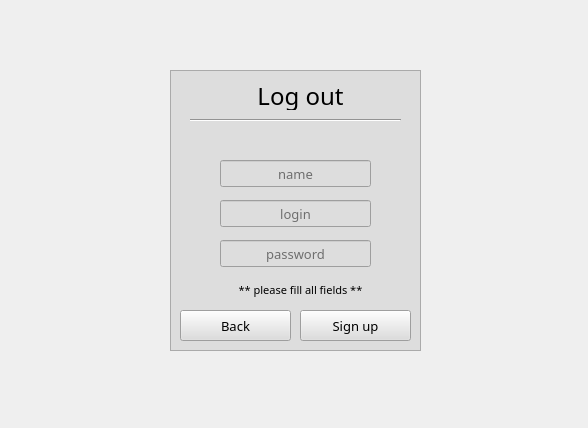
Old version of the form logpage.ui in the repository prplV/cookbook.
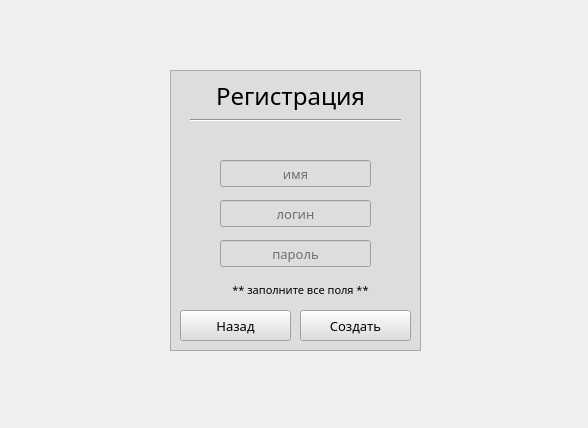
New version of the form.

Patch:
```diff
--- a/logpage.ui
+++ b/logpage.ui
@@ -50,11 +50,11 @@
      <property name="font">
       <font>
        <family>Source Code Pro</family>
-       <pointsize>18</pointsize>
+       <pointsize>14</pointsize>
       </font>
      </property>
      <property name="text">
-      <string>Welcome</string>
+      <string>Добро пожаловать</string>
      </property>
      <property name="alignment">
       <set>Qt::AlignCenter</set>
@@ -76,7 +76,7 @@
       </font>
      </property>
      <property name="text">
-      <string>Log in</string>
+      <string>Войти</string>
      </property>
     </widget>
     <widget class="QPushButton" name="log_out_btn">
@@ -95,7 +95,7 @@
       </font>
      </property>
      <property name="text">
-      <string>Sign up</string>
+      <string>Я - новичок</string>
      </property>
     </widget>
     <widget class="Line" name="line">
@@ -130,7 +130,7 @@
       <set>Qt::AlignCenter</set>
      </property>
      <property name="placeholderText">
-      <string>login</string>
+      <string>логин</string>
      </property>
     </widget>
     <widget class="QLineEdit" name="passw_lineEdit">
@@ -161,7 +161,7 @@
       <set>Qt::AlignCenter</set>
      </property>
      <property name="placeholderText">
-      <string>password</string>
+      <string>пароль</string>
      </property>
     </widget>
     <widget class="QLabel" name="errorHandler">
@@ -232,7 +232,7 @@
      <widget class="QLabel" name="h1_2">
       <property name="geometry">
        <rect>
-        <x>30</x>
+        <x>20</x>
         <y>10</y>
         <width>201</width>
         <height>31</height>
@@ -245,7 +245,7 @@
        </font>
       </property>
       <property name="text">
-       <string>Log out</string>
+       <string>Регистрация</string>
       </property>
       <property name="alignment">
        <set>Qt::AlignCenter</set>
@@ -270,7 +270,7 @@
        <string notr="true"/>
       </property>
       <property name="text">
-       <string>** please fill all fields **</string>
+       <string>** заполните все поля **</string>
       </property>
       <property name="alignment">
        <set>Qt::AlignCenter</set>
@@ -292,7 +292,7 @@
        </font>
       </property>
       <property name="text">
-       <string>Back</string>
+       <string>Назад</string>
       </property>
      </widget>
      <widget class="QPushButton" name="log_out_btn_2">
@@ -311,7 +311,7 @@
        </font>
       </property>
       <property name="text">
-       <string>Sign up</string>
+       <string>Создать</string>
       </property>
      </widget>
      <widget class="Line" name="line_2">
@@ -346,7 +346,7 @@
        <set>Qt::AlignCenter</set>
       </property>
       <property name="placeholderText">
-       <string>login</string>
+       <string>логин</string>
       </property>
      </widget>
      <widget class="QLineEdit" name="passw_logout_le">
@@ -371,7 +371,7 @@
        <set>Qt::AlignCenter</set>
       </property>
       <property name="placeholderText">
-       <string>password</string>
+       <string>пароль</string>
       </property>
      </widget>
      <widget class="QLabel" name="errorHandler_2">
@@ -418,7 +418,7 @@
        <set>Qt::AlignCenter</set>
       </property>
       <property name="placeholderText">
-       <string>name</string>
+       <string>имя</string>
       </property>
      </widget>
     </widget>
```
Left out of the diff: 2 changed lines with no effect on the pictures.
